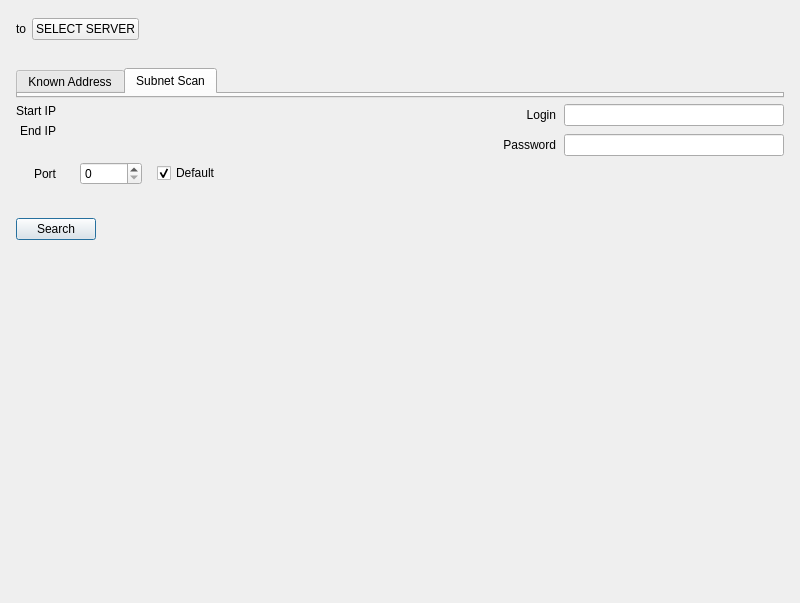
Before: the Qt Designer form vms/client/nx_vms_client_desktop/src/nx/vms/client/desktop/manual_device_addition/dialog/device_addition_dialog.ui in networkoptix/nx_open, drawn with Qt 5.
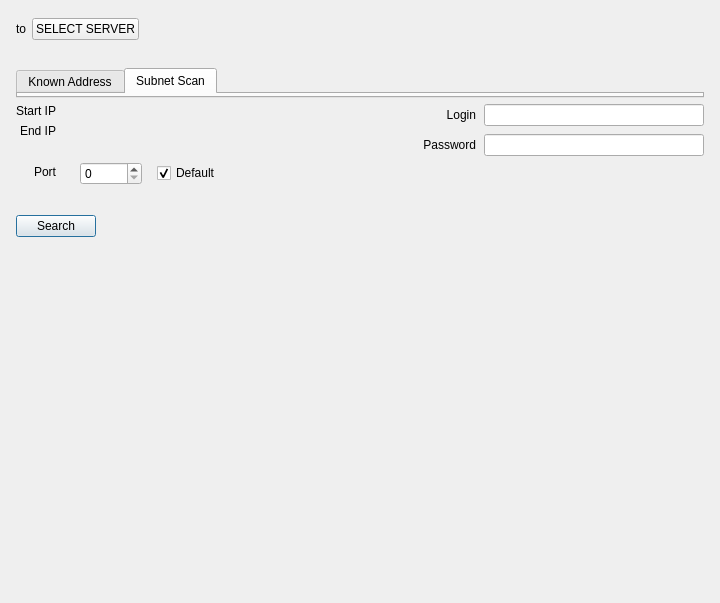
After: the same form once the commit is applied. The open tabs and pages were chosen to show the change. Custom widgets are drawn as their Qt base class.

Commit message:
VMS-10817: Fixed 'Add Device' dialog layout and size constraints
<==== Mercurial data ====>
Branch: vms_4.0_gui

Diff of the .ui file:
```diff
--- a/vms/client/nx_vms_client_desktop/src/nx/vms/client/desktop/manual_device_addition/dialog/device_addition_dialog.ui
+++ b/vms/client/nx_vms_client_desktop/src/nx/vms/client/desktop/manual_device_addition/dialog/device_addition_dialog.ui
@@ -6,7 +6,7 @@
    <rect>
     <x>0</x>
     <y>0</y>
-    <width>800</width>
+    <width>720</width>
     <height>603</height>
    </rect>
   </property>
@@ -18,7 +18,7 @@
   </property>
   <property name="minimumSize">
    <size>
-    <width>800</width>
+    <width>640</width>
     <height>0</height>
    </size>
   </property>
@@ -452,6 +452,9 @@
              <item row="2" column="1">
               <widget class="QWidget" name="widget_3" native="true">
                <layout class="QHBoxLayout" name="horizontalLayout_3" stretch="0,0,1">
+                <property name="bottomMargin">
+                 <number>6</number>
+                </property>
                 <item>
                  <widget class="QStackedWidget" name="subnetScanPortSpinWidget">
                   <property name="minimumSize">
```
